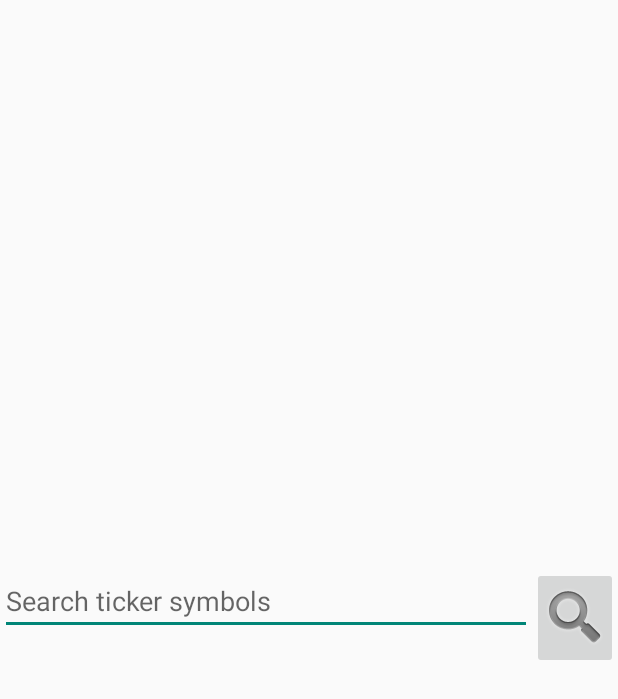
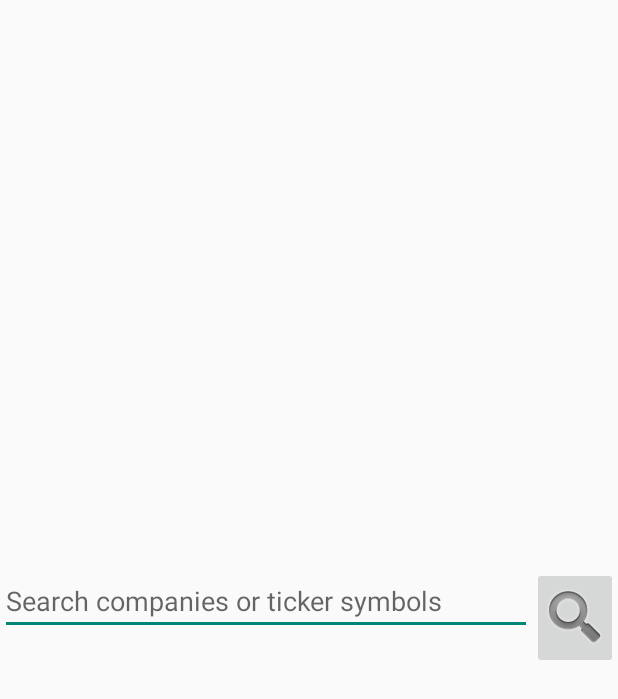
Before and after one commit to cbwdoc/Lab10, an Android app: the layout activity_search.xml on its own in the app's theme, with its tools: preview values and no code run, on a phone screen of 412 x 824 dp. Shown: the top 699 px of the screen. Run offline under Robolectric (Android 15) with nearby library versions, the phone set to English and light mode, and no system bars.

Commit message:
Update strings.xml

```diff
--- a/app/src/main/res/values/strings.xml
+++ b/app/src/main/res/values/strings.xml
@@ -3,7 +3,7 @@
     <string name="prompt1">Press</string>
     <string name="prompt2">to add a stock</string>
     <string name="add">Add</string>
-    <string name="search">Search ticker symbols</string>
+    <string name="search">Search companies or ticker symbols</string>
     <string name="no_search_results">No companies found with that symbol</string>
     <string name="stock_added">Added</string>
     <string name="already_have_stock">already added</string>
```
